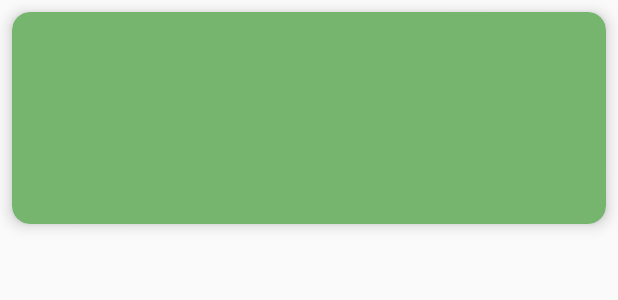
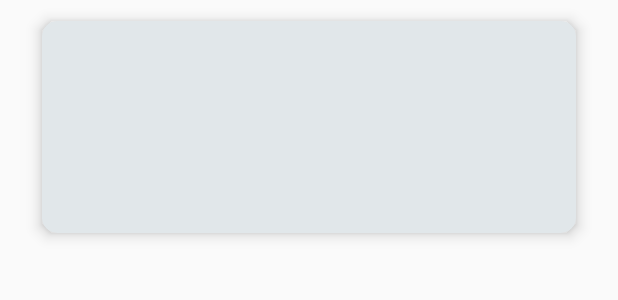
Before and after one commit to MaxouDriver/CoursAndroid, an Android app: the layout fragment_game.xml on its own in the app's theme, with its tools: preview values and no code run, on a phone screen of 412 x 824 dp. Shown: the top 300 px of the screen. Run offline under Robolectric (Android 15) with nearby library versions, the phone set to English and light mode, and no system bars; network calls fail.

Commit message:
Second version of design

```diff
--- a/app/src/main/java/com/example/coursandroid/game/GameFragment.kt
+++ b/app/src/main/java/com/example/coursandroid/game/GameFragment.kt
@@ -91,7 +91,7 @@ class GameFragment : Fragment() {
                 if (response != null) {
                     val responseSize = response.length()
 
-                    var newGames: MutableList<GameContent.GameItem> = arrayListOf<GameContent.GameItem>()
+                    val newGames: MutableList<GameContent.GameItem> = arrayListOf<GameContent.GameItem>()
 
                     for (i in 0 until responseSize) {
                         val myJsonObject = response.get(i) as JSONObject
--- a/app/src/main/java/com/example/coursandroid/game/GameWebDetailsActivity.kt
+++ b/app/src/main/java/com/example/coursandroid/game/GameWebDetailsActivity.kt
@@ -2,7 +2,6 @@ package com.example.coursandroid.game
 
 import androidx.appcompat.app.AppCompatActivity
 import android.os.Bundle
-import android.util.Log
 import android.webkit.WebViewClient
 import com.example.coursandroid.R
 import kotlinx.android.synthetic.main.activity_game_web_details.*
@@ -16,9 +15,7 @@ class GameWebDetailsActivity : AppCompatActivity() {
 
         link = intent.getStringExtra("link")
 
-        Log.e("GameWebDetail", link);
-
-        webView.setWebViewClient(WebViewClient())
+        webView.webViewClient = WebViewClient()
         webView.loadUrl(link)
     }
 }
--- a/app/src/main/res/layout/fragment_game.xml
+++ b/app/src/main/res/layout/fragment_game.xml
@@ -3,27 +3,56 @@
     xmlns:app="http://schemas.android.com/apk/res-auto"
     android:layout_width="match_parent"
     android:layout_height="wrap_content"
-    android:layout_margin="8dp"
+    android:layout_marginBottom="14dp"
+    android:layout_marginTop="14dp"
+    android:layout_marginRight="28dp"
+    android:layout_marginLeft="28dp"
     app:cardBackgroundColor="@color/colorPrimary"
-    app:cardCornerRadius="12dp"
+    app:cardCornerRadius="10dp"
     app:cardElevation="6dp">
     <LinearLayout
         android:layout_width="match_parent"
         android:layout_height="wrap_content"
-        android:padding="8dp"
-        android:orientation="horizontal">
+        android:orientation="horizontal"
+        android:padding="8dp">
+        <RelativeLayout
+            android:layout_weight="4"
+            android:layout_width="wrap_content"
+            android:layout_height="match_parent">
+
             <TextView
                 android:id="@+id/name"
                 android:layout_width="wrap_content"
                 android:layout_height="wrap_content"
+                android:layout_alignParentStart="true"
+                android:layout_marginStart="@dimen/text_margin"
+                android:layout_marginTop="@dimen/text_margin"
+                android:layout_marginEnd="@dimen/text_margin"
+                android:layout_marginBottom="@dimen/text_margin"
+                android:ellipsize="end"
+                android:lines="1"
+                android:scrollHorizontally="true"
+                android:textColor="@color/colorText"
+                android:textSize="18sp" />
+            <TextView
+                android:id="@+id/difficulty"
+                android:layout_width="wrap_content"
+                android:layout_height="wrap_content"
+                android:layout_alignParentStart="true"
+                android:layout_below="@id/name"
                 android:layout_margin="@dimen/text_margin"
                 android:textAppearance="?attr/textAppearanceListItem"
                 android:textColor="@color/colorText"/>
+        </RelativeLayout>
+
 
         <ImageView
             android:id="@+id/image"
+            android:layout_weight="1"
             android:layout_width="125dp"
             android:layout_height="125dp"
-            android:textAppearance="?attr/textAppearanceListItem"/>
+            android:textAppearance="?attr/textAppearanceListItem"
+            android:contentDescription="@string/game_image" />
+
     </LinearLayout>
 </androidx.cardview.widget.CardView>
--- a/app/src/main/res/layout/fragment_game_details.xml
+++ b/app/src/main/res/layout/fragment_game_details.xml
@@ -39,7 +39,8 @@
                 android:layout_height="250dp"
                 android:layout_below="@id/nameTextView"
                 android:layout_centerHorizontal="true"
-                android:text="@string/hello_blank_fragment" />
+                android:text="@string/hello_blank_fragment"
+                android:contentDescription="@string/game_image" />
 
             <TextView
                 android:id="@+id/detailsTextView"
@@ -57,7 +58,7 @@
                 android:layout_height="wrap_content"
                 android:layout_below="@id/detailsTextView"
                 android:layout_alignParentEnd="true"
-                android:textColor="@color/colorText"
+                android:textColor="@android:color/white"
                 android:text="@string/see_link" />
 
         </RelativeLayout>
--- a/app/src/main/res/values/colors.xml
+++ b/app/src/main/res/values/colors.xml
@@ -1,7 +1,8 @@
 <?xml version="1.0" encoding="utf-8"?>
 <resources>
-    <color name="colorPrimary">#76b56e</color>
-    <color name="colorPrimaryDark">#458336</color>
+    <color name="colorPrimary">#e1e7ea</color>
+    <color name="colorPrimaryDark">#309aba</color>
     <color name="colorAccent">#D81B60</color>
-    <color name="colorText">#FFFFFF</color>
+    <color name="colorTitle">#ffffff</color>
+    <color name="colorText">#7b8598</color>
 </resources>
--- a/app/src/main/res/values/strings.xml
+++ b/app/src/main/res/values/strings.xml
@@ -6,4 +6,5 @@
     <string name="hello_blank_fragment">Hello blank fragment</string>
     <string name="see_link">Voir le lien</string>
     <string name="app_title">Games</string>
+    <string name="game_image">Game Image</string>
 </resources>
--- a/app/src/main/res/values/styles.xml
+++ b/app/src/main/res/values/styles.xml
@@ -2,6 +2,7 @@
 
     <!-- Base application theme. -->
     <style name="AppTheme" parent="Theme.AppCompat.Light.NoActionBar">
+        <item name="android:windowTranslucentNavigation">true</item>
         <!-- Customize your theme here. -->
         <item name="colorPrimary">@color/colorPrimary</item>
         <item name="colorPrimaryDark">@color/colorPrimaryDark</item>
```
Also changed, not shown: app/src/main/java/com/example/coursandroid/game/GameDetailsFragment.kt (+0 -10 lines), app/src/main/java/com/example/coursandroid/game/MyGameRecyclerViewAdapter.kt (+13 -2 lines), app/src/main/res/drawable/recycler.xml (added, +19 -0 lines), app/src/main/res/layout/fragment_game_list.xml (+11 -5 lines). Lines whose indentation alone changed are shown as unchanged.
